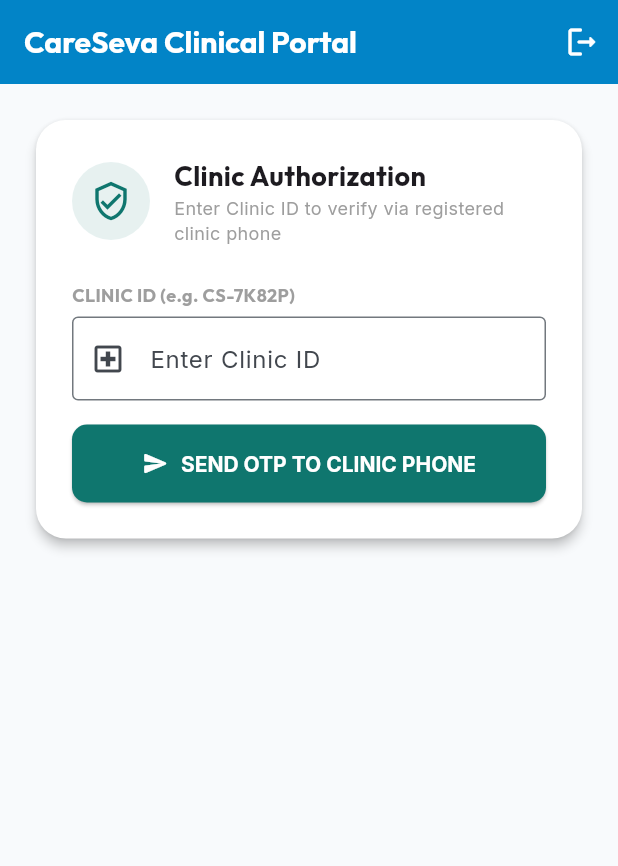
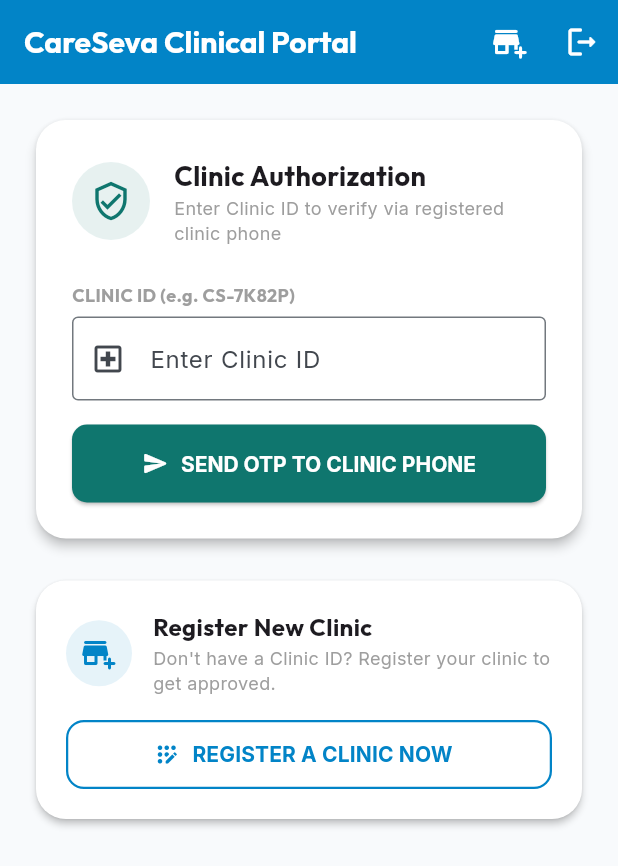
Before and after one commit to sarthak9569/Careseva_lite_clinical, a Flutter app: the screen it shows after launch, on a phone screen of 412 x 824 dp. Shown: the top 866 px of the screen. Run offline on Flutter 3.47's test engine with Material 3 defaults, Android fonts, the phone set to English and light mode, and no system bars; our stand-ins replace cloud_firestore, firebase_auth, firebase_core, google_fonts, shared_preferences; accounts and stored records are empty.

Commit message:
feat: add Register New Clinic option in Clinical portal

```diff
--- a/lib/screens/compounder_dashboard_screen.dart
+++ b/lib/screens/compounder_dashboard_screen.dart
@@ -7,6 +7,7 @@ import '../models/doctor.dart';
 import '../services/api_service.dart';
 import '../services/queue_store.dart';
 import 'compounder_queue_screen.dart';
+import 'clinic_registration_screen.dart';
 
 class CompounderDashboardScreen extends StatefulWidget {
   const CompounderDashboardScreen({super.key});
@@ -176,6 +177,16 @@ class _CompounderDashboardScreenState extends State<CompounderDashboardScreen> {
         title: Text('CareSeva Clinical Portal', style: GoogleFonts.outfit(fontWeight: FontWeight.bold)),
         actions: [
           IconButton(
+            tooltip: 'Register New Clinic',
+            icon: const Icon(Icons.add_business_rounded),
+            onPressed: () {
+              Navigator.push(
+                context,
+                MaterialPageRoute(builder: (_) => const ClinicRegistrationScreen()),
+              );
+            },
+          ),
+          IconButton(
             tooltip: 'Logout',
             icon: const Icon(Icons.logout_rounded),
             onPressed: () async {
@@ -198,7 +209,10 @@ class _CompounderDashboardScreenState extends State<CompounderDashboardScreen> {
   }
 
   Widget _buildVerificationView() {
-    return Card(
+    return Column(
+      crossAxisAlignment: CrossAxisAlignment.stretch,
+      children: [
+        Card(
           elevation: 3,
           shape: RoundedRectangleBorder(borderRadius: BorderRadius.circular(20)),
           child: Padding(
@@ -303,6 +317,70 @@ class _CompounderDashboardScreenState extends State<CompounderDashboardScreen> {
               ],
             ),
           ),
+        ),
+        const SizedBox(height: 20),
+
+        // Dedicated Register Clinic Option Card
+        Card(
+          elevation: 2,
+          shape: RoundedRectangleBorder(borderRadius: BorderRadius.circular(20)),
+          child: Padding(
+            padding: const EdgeInsets.all(20.0),
+            child: Column(
+              children: [
+                Row(
+                  children: [
+                    Container(
+                      padding: const EdgeInsets.all(10),
+                      decoration: BoxDecoration(
+                        color: const Color(0xFF0284C7).withValues(alpha: 0.1),
+                        shape: BoxShape.circle,
+                      ),
+                      child: const Icon(Icons.add_business_rounded, color: Color(0xFF0284C7), size: 24),
+                    ),
+                    const SizedBox(width: 14),
+                    Expanded(
+                      child: Column(
+                        crossAxisAlignment: CrossAxisAlignment.start,
+                        children: [
+                          Text(
+                            'Register New Clinic',
+                            style: GoogleFonts.outfit(fontSize: 16, fontWeight: FontWeight.bold),
+                          ),
+                          const Text(
+                            'Don\'t have a Clinic ID? Register your clinic to get approved.',
+                            style: TextStyle(fontSize: 12, color: Colors.grey),
+                          ),
+                        ],
+                      ),
+                    ),
+                  ],
+                ),
+                const SizedBox(height: 16),
+                SizedBox(
+                  width: double.infinity,
+                  height: 46,
+                  child: OutlinedButton.icon(
+                    style: OutlinedButton.styleFrom(
+                      foregroundColor: const Color(0xFF0284C7),
+                      side: const BorderSide(color: Color(0xFF0284C7), width: 1.5),
+                      shape: RoundedRectangleBorder(borderRadius: BorderRadius.circular(12)),
+                    ),
+                    onPressed: () {
+                      Navigator.push(
+                        context,
+                        MaterialPageRoute(builder: (_) => const ClinicRegistrationScreen()),
+                      );
+                    },
+                    icon: const Icon(Icons.app_registration_rounded),
+                    label: const Text('REGISTER A CLINIC NOW', style: TextStyle(fontWeight: FontWeight.bold)),
+                  ),
+                ),
+              ],
+            ),
+          ),
+        ),
+      ],
     );
   }
 
```
Lines whose indentation alone changed are shown as unchanged.
